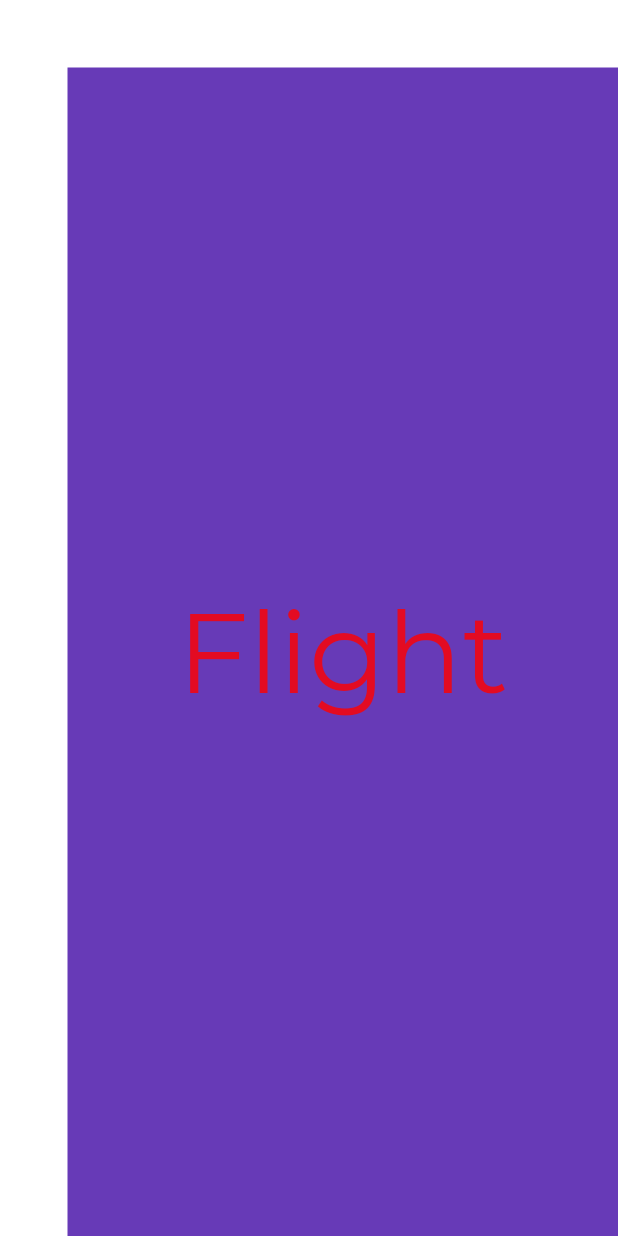
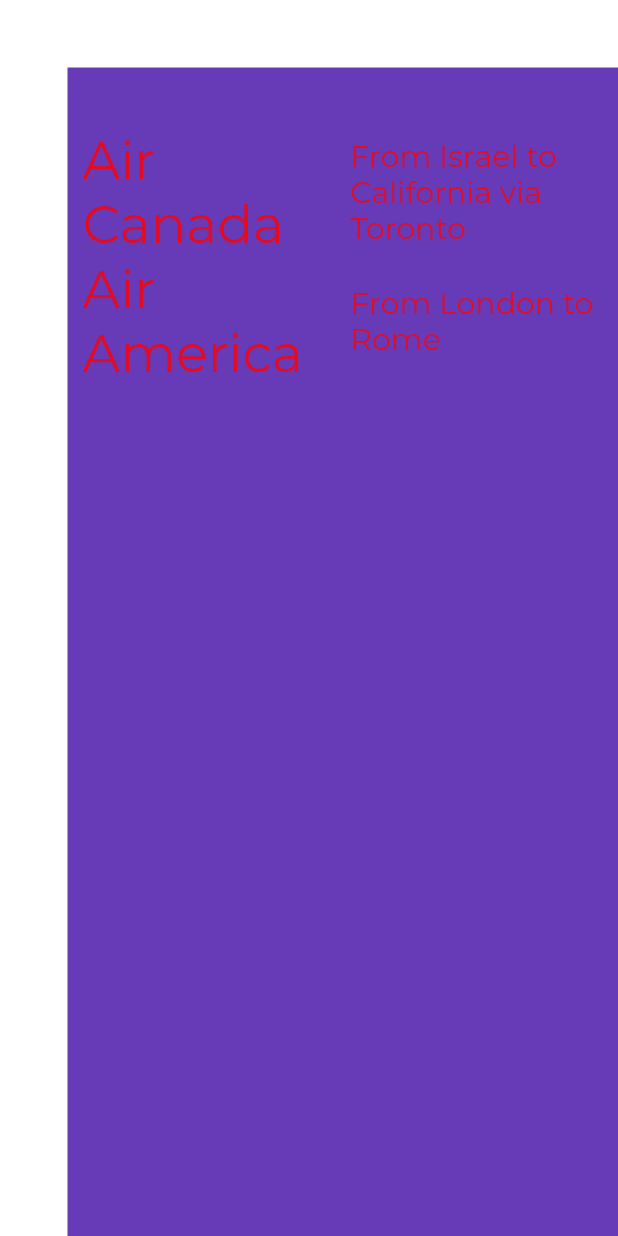
Before and after one commit to just2click/flutter_widgets, a Flutter app: the screen it shows after launch, on a phone screen of 412 x 824 dp. Run offline on Flutter 3.47's test engine with Material 2 defaults, Android fonts, the phone set to English and light mode, and no system bars.

Commit message:
Added some columns and rows (#3)

```diff
--- a/flutter_widgets/lib/app_screens/home.dart
+++ b/flutter_widgets/lib/app_screens/home.dart
@@ -6,20 +6,67 @@ class Home extends StatelessWidget{
   Widget build(BuildContext context) {
     return Center(
       child: Container(
+          padding: EdgeInsets.only(left: 10.00, top: 40.0),
           alignment: Alignment.center,
           color: Colors.deepPurple,
 //          width: 200.0,
 //          height: 100.0,
           margin: EdgeInsets.only(left: 45.0, top: 45.0),
+          child: Column(
+            children: <Widget>[
+              Row(
+                children: <Widget>[
+                  Expanded(
                       child: Text(
-            'Flight',
+                          'Air Canada',
                           textDirection: TextDirection.ltr,
                           style: TextStyle(
                               decoration: TextDecoration.none,
-              fontSize: 75.0,
+                              fontSize: 35.0,
+                              fontFamily: 'Montserrat',
+                              fontWeight: FontWeight.w300
+                          )
+                      )),
+                  Expanded(
+                      child: Text(
+                        'From Israel to California via Toronto',
+                        textDirection: TextDirection.ltr,
+                        style: TextStyle(
+                            decoration: TextDecoration.none,
+                            fontSize: 20.0,
                             fontFamily: 'Montserrat',
                             fontWeight: FontWeight.w300
                         ),
+                      ))
+                ],
+              ),
+              Row(
+                children: <Widget>[
+                  Expanded(
+                      child: Text(
+                          'Air America',
+                          textDirection: TextDirection.ltr,
+                          style: TextStyle(
+                              decoration: TextDecoration.none,
+                              fontSize: 35.0,
+                              fontFamily: 'Montserrat',
+                              fontWeight: FontWeight.w300
+                          )
+                      )),
+                  Expanded(
+                      child: Text(
+                        'From London to Rome',
+                        textDirection: TextDirection.ltr,
+                        style: TextStyle(
+                            decoration: TextDecoration.none,
+                            fontSize: 20.0,
+                            fontFamily: 'Montserrat',
+                            fontWeight: FontWeight.w300
+                        ),
+                      ))
+                ],
+              )
+            ],
           )
       )
     );
```
Lines whose indentation alone changed are shown as unchanged.
